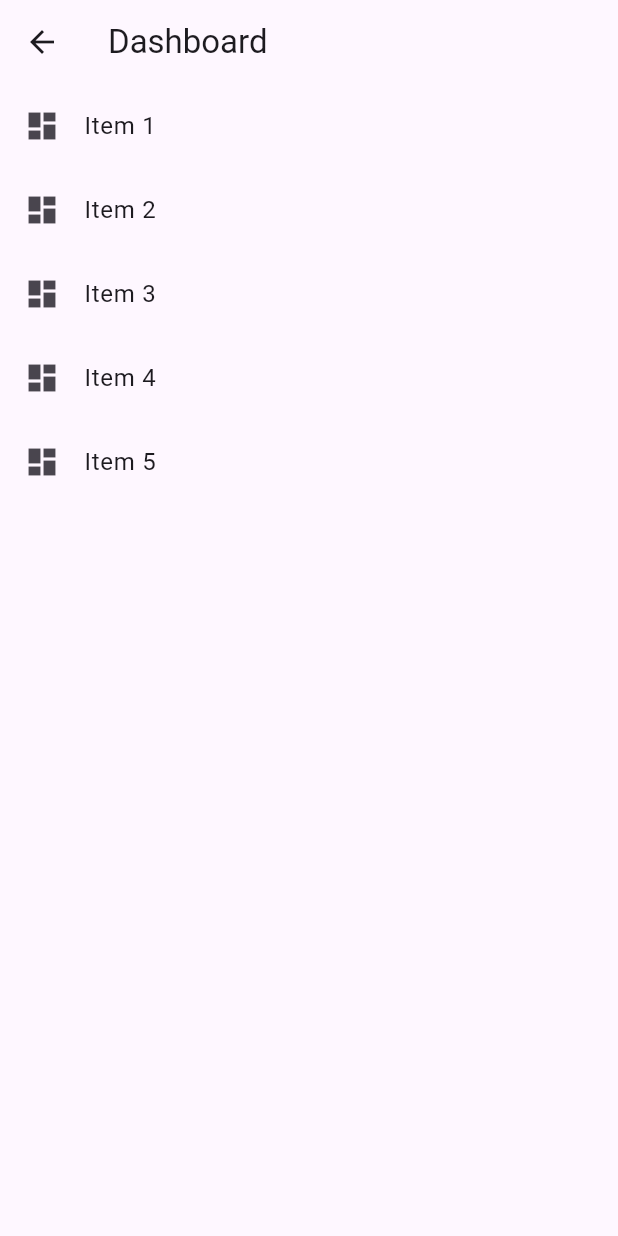
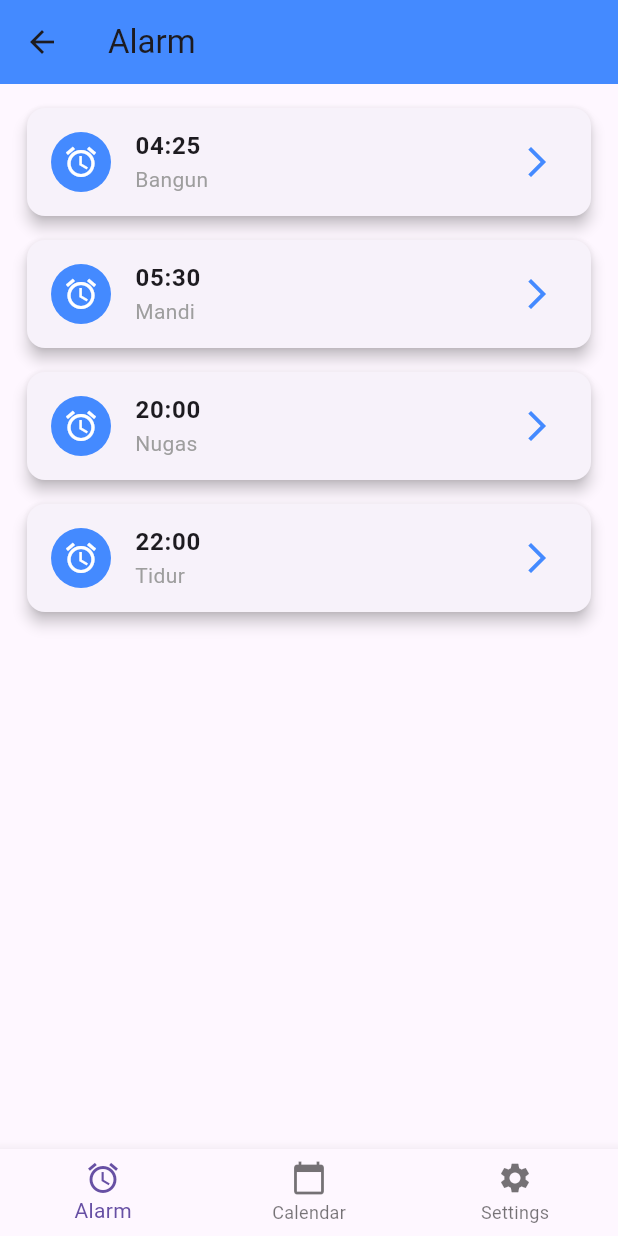
Before and after one commit to ilhamhambali/uts_listview, a Flutter app: the DashboardPage screen opened directly, on a phone screen of 412 x 824 dp. Run offline on Flutter 3.47's test engine with Material 3 defaults, Android fonts, the phone set to English and light mode, and no system bars.

Commit message:
Modifikasi dashboard. Menambah menu alarm, calender, setting

```diff
--- /dev/null
+++ b/lib/pages/alarm_page.dart
@@ -0,0 +1,49 @@
+  import 'package:flutter/material.dart';
+
+class AlarmPage extends StatelessWidget {
+  final List<String> items = ['04:25', '05:30', '20:00', '22:00'];
+  final List<String> itemDesc = ['Bangun', 'Mandi', 'Nugas', 'Tidur'];
+
+  @override
+  Widget build(BuildContext context) {
+    return Scaffold(
+      appBar: AppBar(
+        title: Text('Alarm'),
+        backgroundColor: Colors.blueAccent,
+      ),
+      body: ListView.builder(
+        padding: EdgeInsets.all(8.0),
+        itemCount: items.length,
+        itemBuilder: (context, index) {
+          return Card(
+            elevation: 4,
+            margin: EdgeInsets.symmetric(vertical: 8.0, horizontal: 10.0),
+            shape: RoundedRectangleBorder(
+              borderRadius: BorderRadius.circular(12),
+            ),
+            child: ListTile(
+              leading: CircleAvatar(
+                backgroundColor: Colors.blueAccent,
+                child: Icon(Icons.alarm, color: Colors.white),
+              ),
+              title: Text(
+                items[index],
+                style: TextStyle(fontSize: 16, fontWeight: FontWeight.bold),
+              ),
+              subtitle: Text(
+                itemDesc[index],
+                style: TextStyle(color: Colors.grey),
+              ),
+              trailing: Icon(Icons.arrow_forward_ios, color: Colors.blueAccent),
+              onTap: () {
+                ScaffoldMessenger.of(context).showSnackBar(
+                  SnackBar(content: Text('Alarm ${itemDesc[index]}')),
+                );
+              },
+            ),
+          );
+        },
+      ),
+    );
+  }
+}
--- a/lib/pages/dashboard_page.dart
+++ b/lib/pages/dashboard_page.dart
@@ -1,26 +1,46 @@
 import 'package:flutter/material.dart';
+import 'alarm_page.dart';
+import 'calendar_page.dart';
+import 'setting_page.dart';
 
-class DashboardPage extends StatelessWidget {
-  final List<String> items = [
-    'Item 1',
-    'Item 2',
-    'Item 3',
-    'Item 4',
-    'Item 5',
+
+class DashboardPage extends StatefulWidget{
+  @override
+  _DashboardPageState createState() => _DashboardPageState();
+}
+class _DashboardPageState extends State<DashboardPage> {
+  int _currentIndex = 0;
+  final List<Widget> _pages = [
+    AlarmPage(),
+    CalendarPage(),
+    SettingPage(),
   ];
 
   @override
   Widget build(BuildContext context) {
     return Scaffold(
-      appBar: AppBar(title: Text('Dashboard')),
-      body: ListView.builder(
-        itemCount: items.length,
-        itemBuilder: (context, index) {
-          return ListTile(
-            leading: Icon(Icons.dashboard),
-            title: Text(items[index])
-          );
+      body: _pages[_currentIndex],
+      bottomNavigationBar: BottomNavigationBar(
+        currentIndex: _currentIndex,
+        onTap: (index) {
+          setState(() {
+            _currentIndex = index;
+          });
         },
+        items: const [
+          BottomNavigationBarItem(
+            icon: Icon(Icons.alarm),
+            label: 'Alarm',
+          ),
+          BottomNavigationBarItem(
+            icon: Icon(Icons.calendar_today),
+            label: 'Calendar',
+          ),
+          BottomNavigationBarItem(
+            icon: Icon(Icons.settings),
+            label: 'Settings',
+          ),
+        ],
       ),
     );
   }
```
Also changed, not shown: lib/main.dart (+1 -41 lines), lib/pages/calendar_page.dart (added, +38 -0 lines), lib/pages/setting_page.dart (added, +28 -0 lines).
